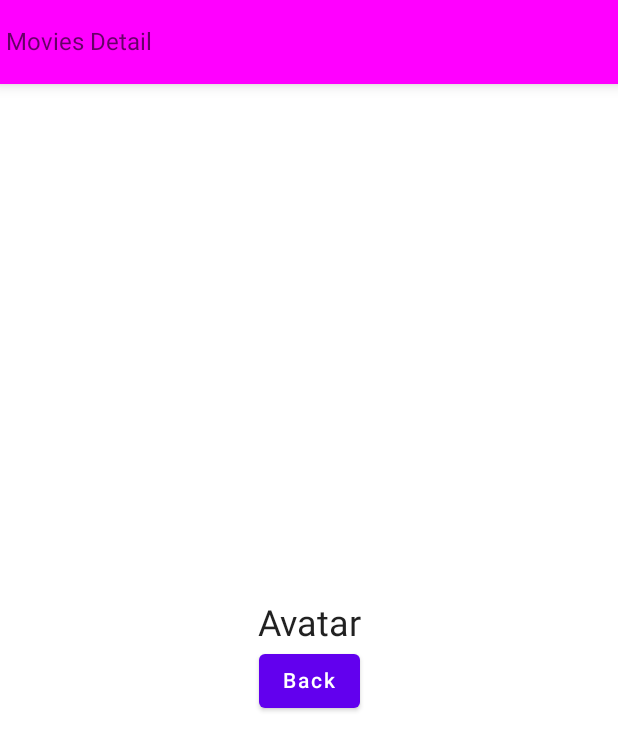
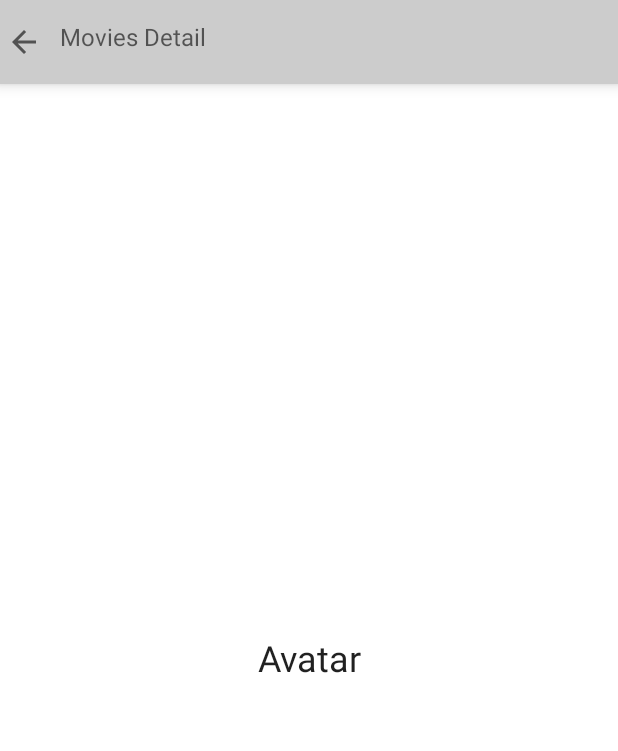
Before and after one commit to nmurphy-87/MovieApp, an Android app built with Jetpack Compose: the screen it shows after launch (MainActivity), after a tap on "Avatar", on a phone screen of 412 x 824 dp. Shown: the top 751 px of the screen. Run offline under Robolectric (Android 15) with nearby library versions, the phone set to English and light mode, and no system bars.

Commit message:
added top app bar with nav back icon

```diff
--- a/app/src/main/java/com/niallmurph/movieapp/screens/details/DetailsScreen.kt
+++ b/app/src/main/java/com/niallmurph/movieapp/screens/details/DetailsScreen.kt
@@ -1,10 +1,11 @@
 package com.niallmurph.movieapp.screens.details
 
 import android.annotation.SuppressLint
-import androidx.compose.foundation.layout.Arrangement
-import androidx.compose.foundation.layout.Column
-import androidx.compose.foundation.layout.fillMaxSize
+import androidx.compose.foundation.clickable
+import androidx.compose.foundation.layout.*
 import androidx.compose.material.*
+import androidx.compose.material.icons.Icons
+import androidx.compose.material.icons.filled.ArrowBack
 import androidx.compose.runtime.Composable
 import androidx.compose.ui.Alignment
 import androidx.compose.ui.Modifier
@@ -14,14 +15,26 @@ import androidx.navigation.NavController
 
 @SuppressLint("UnusedMaterialScaffoldPaddingParameter")
 @Composable
-fun DetailsScreen(navController: NavController, movieName : String?) {
+fun DetailsScreen(navController: NavController, movieName: String?) {
     Scaffold(
         topBar = {
             TopAppBar(
-                backgroundColor = Color.Magenta,
+                backgroundColor = Color.LightGray,
                 elevation = 6.dp
             ) {
-                Text("Movies Detail")
+                Row(
+                    horizontalArrangement = Arrangement.Start
+                ) {
+                    Icon(
+                        imageVector = Icons.Default.ArrowBack,
+                        contentDescription = "BackButton",
+                        modifier = Modifier.clickable {
+                            navController.popBackStack()
+                        })
+                    Spacer(modifier = Modifier.width(12.dp))
+                    Text("Movies Detail")
+                }
+
             }
         }
     ) {
@@ -33,11 +46,6 @@ fun DetailsScreen(navController: NavController, movieName : String?) {
                 verticalArrangement = Arrangement.Center
             ) {
                 Text(text = movieName.toString(), style = MaterialTheme.typography.h5)
-                Button(
-                    onClick = { navController.popBackStack() },
-                ) {
-                    Text("Back")
-                }
             }
         }
     }
```
